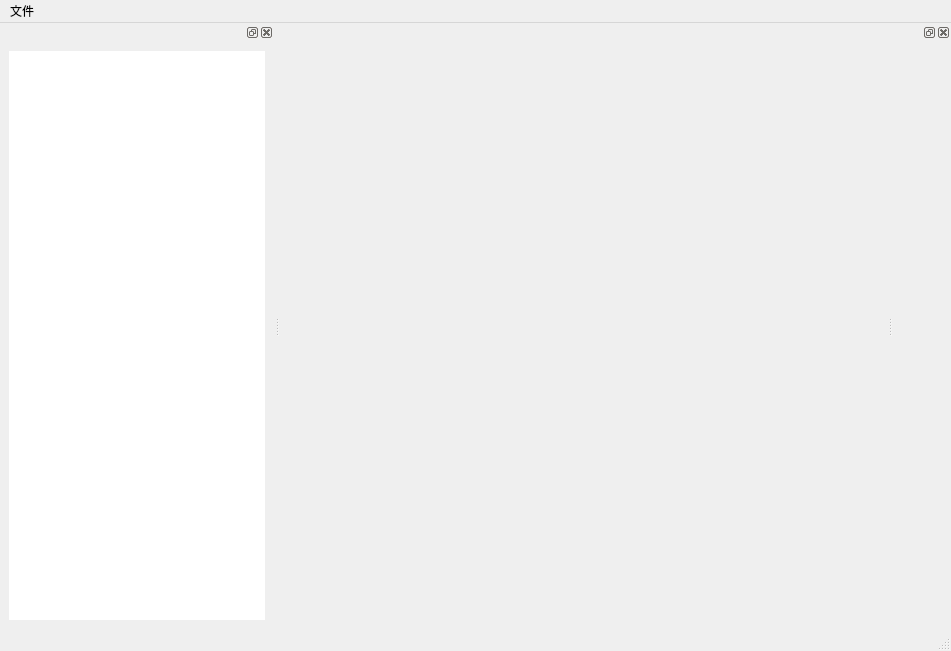
This is MyPlot/app.ui in long-wenchang/myPlot as Qt 5 draws it before an edit. The edited form follows.
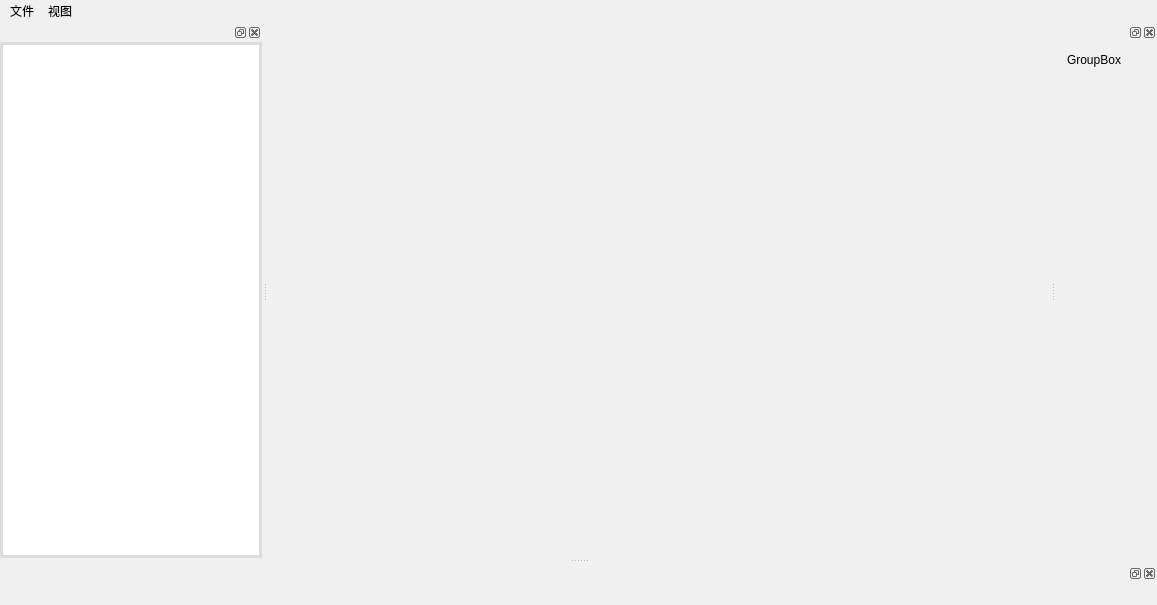
This is the edited form. Custom widgets are drawn as their Qt base class.

What changed in the file:
```diff
--- a/MyPlot/app.ui
+++ b/MyPlot/app.ui
@@ -6,15 +6,30 @@
    <rect>
     <x>0</x>
     <y>0</y>
-    <width>951</width>
-    <height>651</height>
+    <width>1157</width>
+    <height>605</height>
    </rect>
   </property>
   <property name="windowTitle">
    <string>App</string>
   </property>
+  <property name="styleSheet">
+   <string notr="true">background-color: rgb(240, 240, 240);</string>
+  </property>
   <widget class="QWidget" name="centralwidget">
    <layout class="QHBoxLayout" name="horizontalLayout">
+    <property name="leftMargin">
+     <number>1</number>
+    </property>
+    <property name="topMargin">
+     <number>1</number>
+    </property>
+    <property name="rightMargin">
+     <number>1</number>
+    </property>
+    <property name="bottomMargin">
+     <number>1</number>
+    </property>
     <item>
      <widget class="QCustomPlot" name="customPlot" native="true"/>
     </item>
@@ -25,11 +40,11 @@
     <rect>
      <x>0</x>
      <y>0</y>
-     <width>951</width>
+     <width>1157</width>
      <height>23</height>
     </rect>
    </property>
-   <widget class="QMenu" name="menu">
+   <widget class="QMenu" name="menu_files">
     <property name="title">
      <string>文件</string>
     </property>
@@ -37,10 +52,31 @@
     <addaction name="action_save"/>
     <addaction name="action_export"/>
    </widget>
-   <addaction name="menu"/>
+   <widget class="QMenu" name="menu_shitu">
+    <property name="title">
+     <string>视图</string>
+    </property>
+    <addaction name="action_data"/>
+    <addaction name="action_setting"/>
+    <addaction name="action_status"/>
+   </widget>
+   <addaction name="menu_files"/>
+   <addaction name="menu_shitu"/>
   </widget>
   <widget class="QStatusBar" name="statusBar"/>
   <widget class="QDockWidget" name="dockWidget_data">
+   <property name="minimumSize">
+    <size>
+     <width>101</width>
+     <height>115</height>
+    </size>
+   </property>
+   <property name="whatsThis">
+    <string>&lt;html&gt;&lt;head/&gt;&lt;body&gt;&lt;p&gt;&lt;br/&gt;&lt;/p&gt;&lt;/body&gt;&lt;/html&gt;</string>
+   </property>
+   <property name="styleSheet">
+    <string notr="true">background-color: rgb(220, 220, 220);</string>
+   </property>
    <attribute name="dockWidgetArea">
     <number>1</number>
    </attribute>
@@ -50,13 +86,38 @@
 border: 1px;</string>
     </property>
     <layout class="QHBoxLayout" name="horizontalLayout_2">
+     <property name="leftMargin">
+      <number>3</number>
+     </property>
+     <property name="topMargin">
+      <number>3</number>
+     </property>
+     <property name="rightMargin">
+      <number>3</number>
+     </property>
+     <property name="bottomMargin">
+      <number>3</number>
+     </property>
      <item>
-      <widget class="QTableWidget" name="tableWidget_data"/>
+      <widget class="QTableWidget" name="tableWidget_data">
+       <property name="styleSheet">
+        <string notr="true">background-color: rgb(255, 255, 255);</string>
+       </property>
+      </widget>
      </item>
     </layout>
    </widget>
   </widget>
   <widget class="QDockWidget" name="dockWidget_setting">
+   <property name="minimumSize">
+    <size>
+     <width>101</width>
+     <height>101</height>
+    </size>
+   </property>
+   <property name="styleSheet">
+    <string notr="true"/>
+   </property>
    <attribute name="dockWidgetArea">
     <number>2</number>
    </attribute>
@@ -65,8 +126,26 @@
      <string notr="true">border-color: rgb(0, 0, 0);
 border: 1px;</string>
     </property>
+    <layout class="QHBoxLayout" name="horizontalLayout_3">
+     <item>
+      <widget class="QGroupBox" name="groupBox">
+       <property name="title">
+        <string>GroupBox</string>
+       </property>
+      </widget>
+     </item>
+    </layout>
    </widget>
   </widget>
+  <widget class="QDockWidget" name="dockWidget_status">
+   <property name="styleSheet">
+    <string notr="true">background-color: rgb(220, 220, 220);</string>
+   </property>
+   <attribute name="dockWidgetArea">
+    <number>8</number>
+   </attribute>
+   <widget class="QWidget" name="dockWidgetContents"/>
+  </widget>
   <action name="actiondakai">
    <property name="text">
     <string>dakai</string>
```
Left out of the diff: 18 changed lines with no effect on the pictures.
